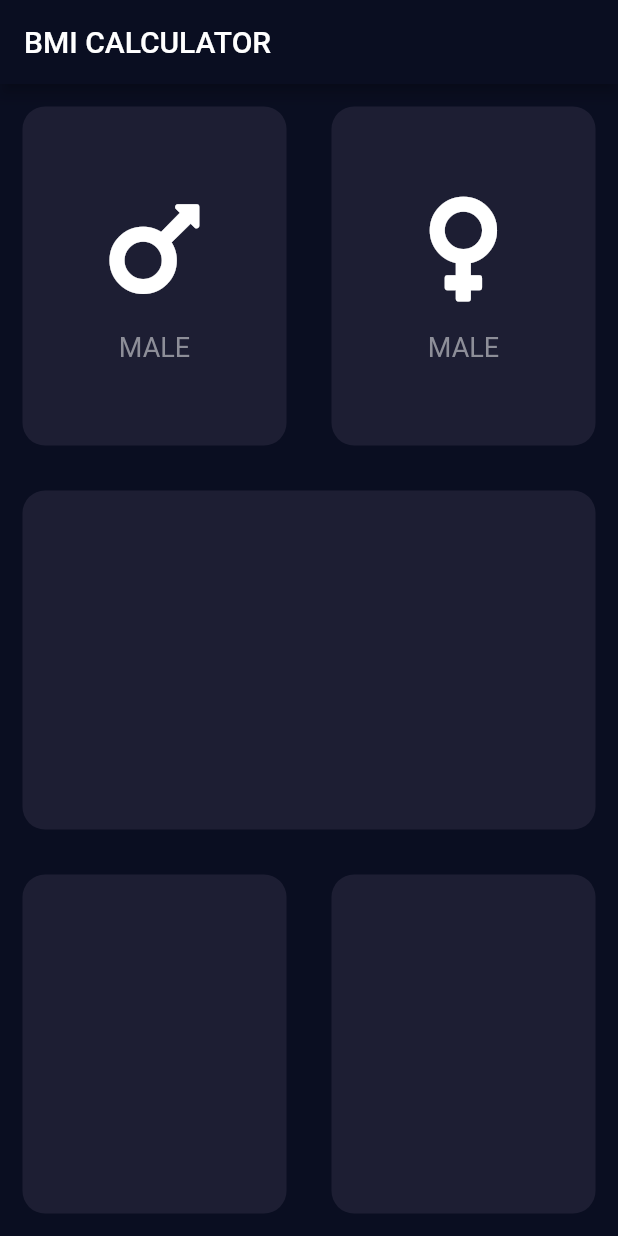
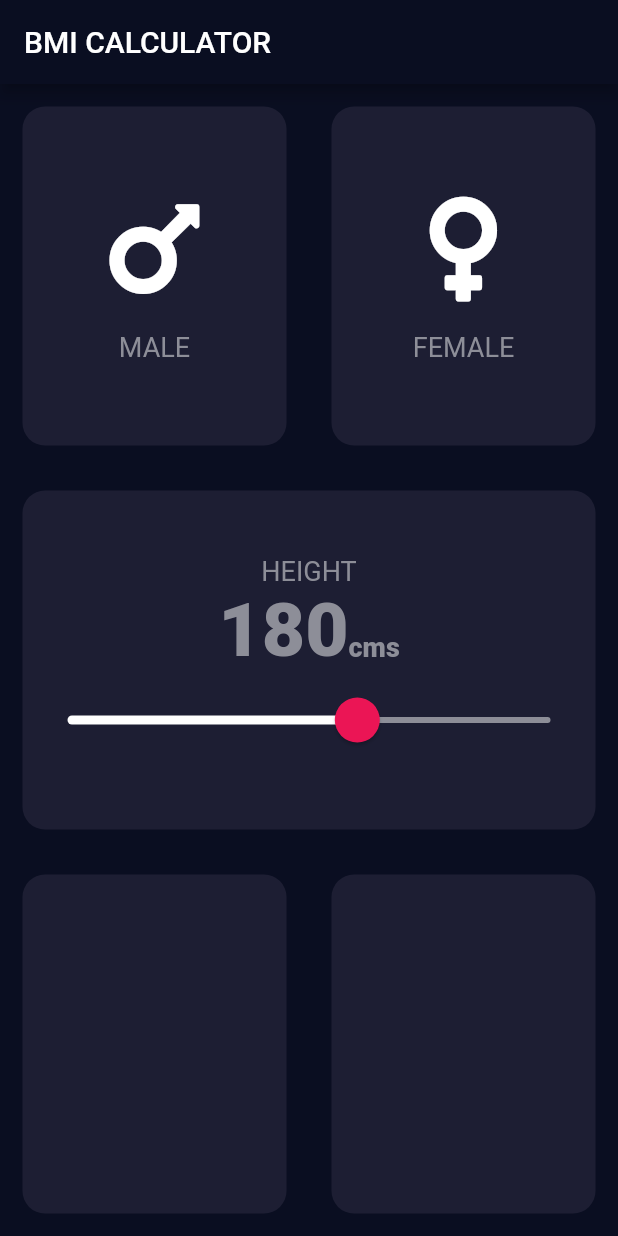
Before and after one commit to Apurv-T/BMI-Flutter-App, a Flutter app: the screen it shows after launch, on a phone screen of 412 x 824 dp. Run offline on Flutter 3.47's test engine with Material 2 defaults, Android fonts, the phone set to English and light mode, and no system bars; our stand-ins replace font_awesome_flutter.

Commit message:
Slider added for height using Flutter Themes - AT

```diff
--- a/lib/input_page.dart
+++ b/lib/input_page.dart
@@ -1,5 +1,9 @@
 import 'package:flutter/material.dart';
 import 'package:font_awesome_flutter/font_awesome_flutter.dart';
+
+Color inactiveColor = Color(0xFF1D1E33);
+Color activeColor = Color(0xFF111328);
+int height = 180;
 
 class InputPage extends StatefulWidget {
   @override
@@ -7,6 +11,8 @@ class InputPage extends StatefulWidget {
 }
 
 class _InputPageState extends State<InputPage> {
+  Color maleColor = inactiveColor;
+  Color femaleColor = inactiveColor;
   @override
   Widget build(BuildContext context) {
     return Scaffold(
@@ -14,13 +20,21 @@ class _InputPageState extends State<InputPage> {
         title: Text('BMI CALCULATOR'),
       ),
       body: Column(
+        crossAxisAlignment: CrossAxisAlignment.stretch,
         children: <Widget>[
           Expanded(
             child: Row(
               children: <Widget>[
                 Expanded(
+                  child: GestureDetector(
+                    onTap: () {
+                      setState(() {
+                        maleColor = activeColor;
+                        femaleColor = inactiveColor;
+                      });
+                    },
                     child: ReusableCard(
-                    colorSelected: Color(0xFF1D1E33),
+                      colorSelected: maleColor,
                       cardChild: Column(
                         mainAxisAlignment: MainAxisAlignment.center,
                         children: <Widget>[
@@ -40,9 +54,17 @@ class _InputPageState extends State<InputPage> {
                       ),
                     ),
                   ),
+                ),
                 Expanded(
+                  child: GestureDetector(
+                    onTap: () {
+                      setState(() {
+                        femaleColor = activeColor;
+                        maleColor = inactiveColor;
+                      });
+                    },
                     child: ReusableCard(
-                    colorSelected: Color(0xFF1D1E33),
+                      colorSelected: femaleColor,
                       cardChild: Column(
                         mainAxisAlignment: MainAxisAlignment.center,
                         children: <Widget>[
@@ -54,11 +76,12 @@ class _InputPageState extends State<InputPage> {
                             height: 15.0,
                           ),
                           Text(
-                          'MALE',
+                            'FEMALE',
                             style: TextStyle(
                                 fontSize: 18.0, color: Color(0xFF8D8E98)),
                           )
                         ],
+                      ),
                     ),
                   ),
                 ),
@@ -69,7 +92,61 @@ class _InputPageState extends State<InputPage> {
             child: Row(
               children: <Widget>[
                 Expanded(
-                  child: ReusableCard(colorSelected: Color(0xFF1D1E33)),
+                  child: ReusableCard(
+                    colorSelected: Color(0xFF1D1E33),
+                    cardChild: Column(
+                      mainAxisAlignment: MainAxisAlignment.center,
+                      children: <Widget>[
+                        Text(
+                          'HEIGHT',
+                          style: TextStyle(
+                              fontSize: 18.0, color: Color(0xFF8D8E98)),
+                        ),
+                        Row(
+                          mainAxisAlignment: MainAxisAlignment.center,
+                          crossAxisAlignment: CrossAxisAlignment.baseline,
+                          textBaseline: TextBaseline.alphabetic,
+                          children: <Widget>[
+                            Text(
+                              '$height',
+                              style: TextStyle(
+                                  fontSize: 50.0,
+                                  fontWeight: FontWeight.w900,
+                                  color: Color(0xFF8D8E98)),
+                            ),
+                            Text(
+                              'cms',
+                              style: TextStyle(
+                                  fontSize: 18.0,
+                                  fontWeight: FontWeight.w900,
+                                  color: Color(0xFF8D8E98)),
+                            )
+                          ],
+                        ),
+                        SliderTheme(
+                          data: SliderTheme.of(context).copyWith(
+                              activeTrackColor: Colors.white,
+                              thumbColor: Color(0xFFEB1555),
+                              overlayColor: Color(0x29EB1555),
+                              thumbShape: RoundSliderThumbShape(
+                                  enabledThumbRadius: 15.0),
+                              overlayShape:
+                                  RoundSliderOverlayShape(overlayRadius: 30.0)),
+                          child: Slider(
+                            value: height.toDouble(),
+                            min: 120.0,
+                            max: 220.0,
+                            inactiveColor: Color(0xFF8D8E98),
+                            onChanged: (double newValue) {
+                              setState(() {
+                                height = newValue.toInt();
+                              });
+                            },
+                          ),
+                        ),
+                      ],
+                    ),
+                  ),
                 ),
               ],
             ),
@@ -101,7 +178,7 @@ class ReusableCard extends StatelessWidget {
     return Container(
       decoration: BoxDecoration(
         borderRadius: BorderRadius.circular(15.0),
-        color: Color(0xFF1D1E33),
+        color: colorSelected,
       ),
       margin: EdgeInsets.all(15.0),
       child: cardChild,
```
Also changed, not shown: 2 other files. Lines whose indentation alone changed are shown as unchanged.
